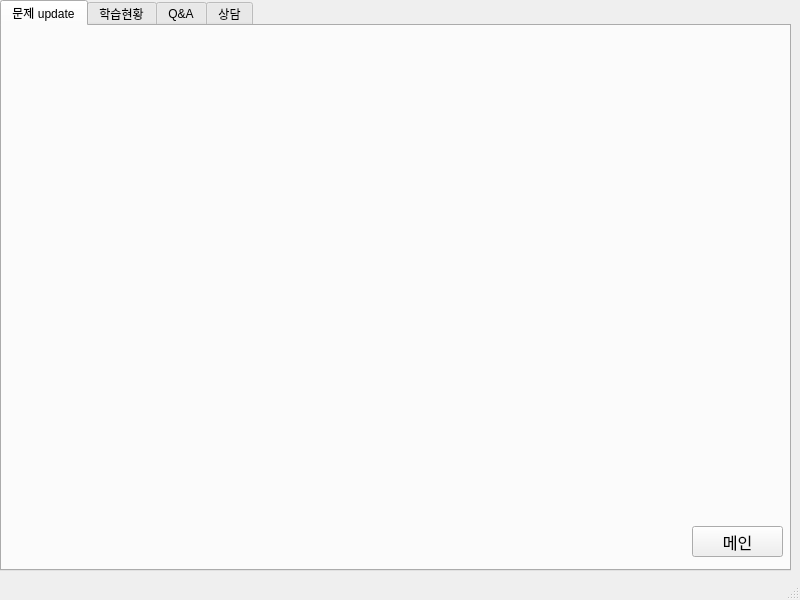
Qt form teacher.ui (dustn011/EducationApplication) before a commit.
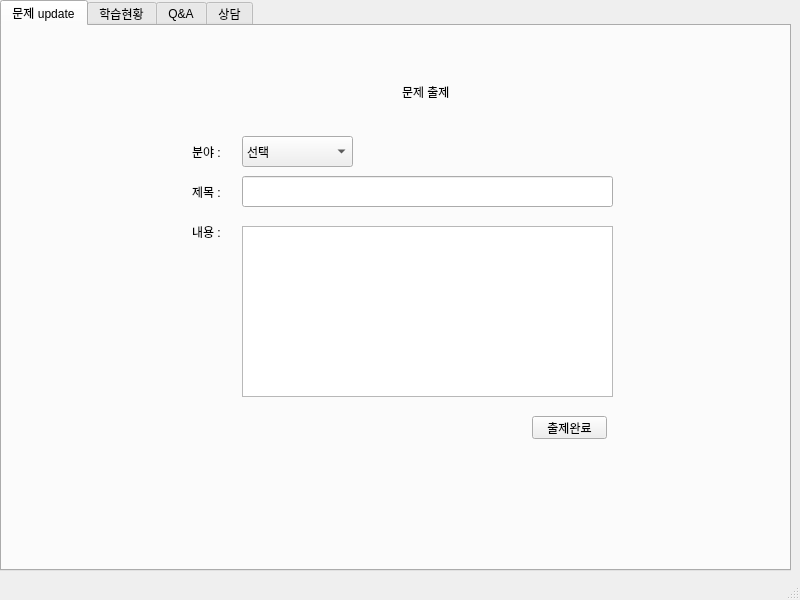
The same form after that commit.

The edit to the form file:
```diff
--- a/teacher.ui
+++ b/teacher.ui
@@ -106,23 +106,119 @@
        <attribute name="title">
         <string>문제 update</string>
        </attribute>
-       <widget class="QPushButton" name="main_btn_3">
+       <widget class="QLabel" name="label_7">
         <property name="geometry">
          <rect>
-          <x>690</x>
-          <y>500</y>
-          <width>91</width>
+          <x>400</x>
+          <y>50</y>
+          <width>61</width>
           <height>31</height>
          </rect>
         </property>
-        <property name="font">
-         <font>
-          <family>Arial</family>
-          <pointsize>12</pointsize>
-         </font>
+        <property name="text">
+         <string>문제 출제</string>
         </property>
+       </widget>
+       <widget class="QLabel" name="label_8">
+        <property name="geometry">
+         <rect>
+          <x>190</x>
+          <y>160</y>
+          <width>56</width>
+          <height>12</height>
+         </rect>
+        </property>
         <property name="text">
-         <string>메인</string>
+         <string>제목 :</string>
+        </property>
+       </widget>
+       <widget class="QLabel" name="label_9">
+        <property name="geometry">
+         <rect>
+          <x>190</x>
+          <y>200</y>
+          <width>56</width>
+          <height>12</height>
+         </rect>
+        </property>
+        <property name="text">
+         <string>내용 :</string>
+        </property>
+       </widget>
+       <widget class="QLabel" name="label_10">
+        <property name="geometry">
+         <rect>
+          <x>190</x>
+          <y>120</y>
+          <width>56</width>
+          <height>12</height>
+         </rect>
+        </property>
+        <property name="text">
+         <string>분야 :</string>
+        </property>
+       </widget>
+       <widget class="QLineEdit" name="update_title">
+        <property name="geometry">
+         <rect>
+          <x>240</x>
+          <y>150</y>
+          <width>371</width>
+          <height>31</height>
+         </rect>
+        </property>
+       </widget>
+       <widget class="QComboBox" name="update_comboBox">
+        <property name="geometry">
+         <rect>
+          <x>240</x>
+          <y>110</y>
+          <width>111</width>
+          <height>31</height>
+         </rect>
+        </property>
+        <item>
+         <property name="text">
+          <string>선택</string>
+         </property>
+        </item>
+        <item>
+         <property name="text">
+          <string>조류</string>
+         </property>
+        </item>
+        <item>
+         <property name="text">
+          <string>포유류</string>
+         </property>
+        </item>
+        <item>
+         <property name="text">
+          <string>곤충</string>
+         </property>
+        </item>
+       </widget>
+       <widget class="QTextEdit" name="update_content">
+        <property name="geometry">
+         <rect>
+          <x>240</x>
+          <y>200</y>
+          <width>371</width>
+          <height>171</height>
+         </rect>
+        </property>
+       </widget>
+       <widget class="QPushButton" name="update_btn">
+        <property name="geometry">
+         <rect>
+          <x>530</x>
+          <y>390</y>
+          <width>75</width>
+          <height>23</height>
+         </rect>
+        </property>
+        <property name="text">
+         <string>출제완료</string>
         </property>
        </widget>
       </widget>
```
Left out of the diff: 107 changed lines with no effect on the pictures.
